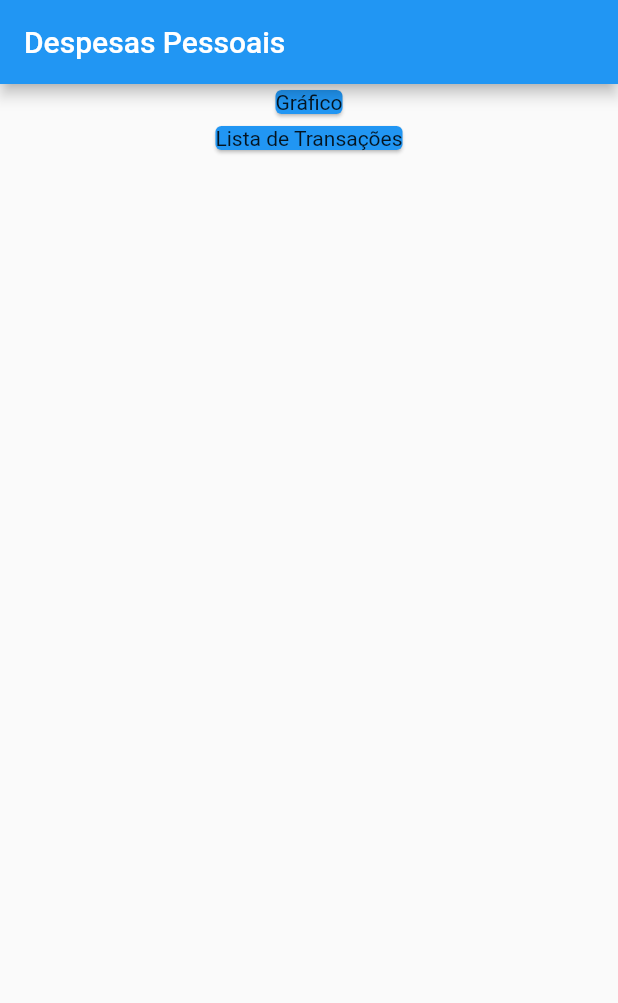
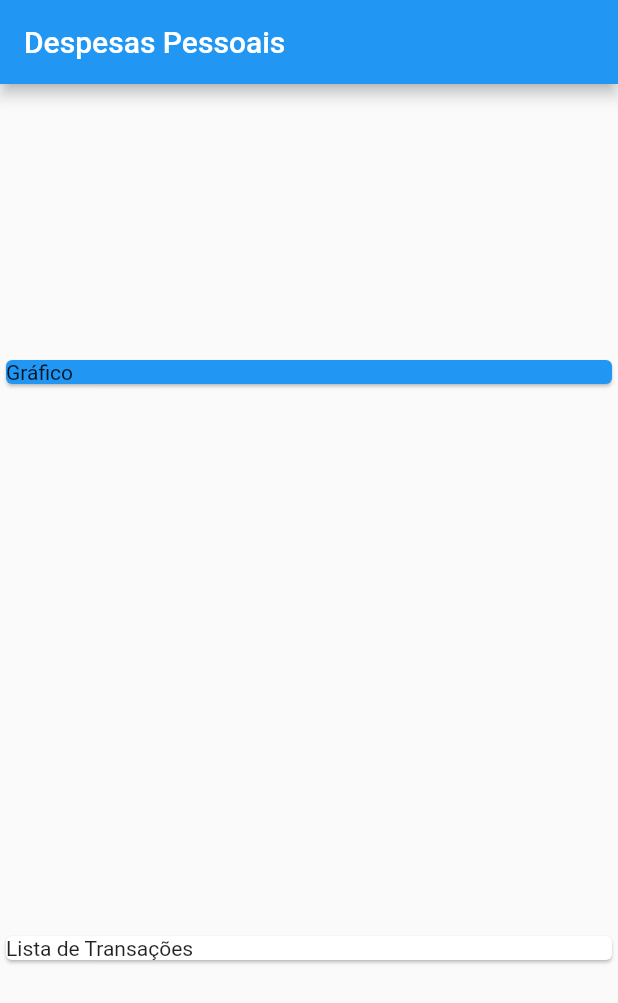
Before and after one commit to Italo-Nogueira/PersonalExpenses-Flutter, a Flutter app: the screen it shows after launch, on a phone screen of 412 x 824 dp. Shown: the top 1003 px of the screen. Run offline on Flutter 3.47's test engine with Material 2 defaults, Android fonts, the phone set to English and light mode, and no system bars.

Commit message:
style(card): add alignment on columns

```diff
--- a/lib/main.dart
+++ b/lib/main.dart
@@ -18,27 +18,24 @@ class MyHomePage extends StatelessWidget {
 
   @override
   Widget build(BuildContext context) {
+
   return Scaffold(
     appBar: AppBar(
       title: const Text('Despesas Pessoais'),
     ),
     body: Column(
-          children: <Widget> [
-            Container(
+      mainAxisAlignment: MainAxisAlignment.spaceAround,
+      crossAxisAlignment: CrossAxisAlignment.stretch,
+      children: const <Widget> [
+        SizedBox(
           width: double.infinity,
-              alignment: Alignment.center,
-              child: const Card(
+          child: Card(
             color: Colors.blue,
             child: Text('Gráfico'),
           ),
         ),
-            Container(
-              width: double.infinity,
-              alignment: Alignment.center,
-              child: const Card(
-                color: Colors.blue,
+          Card(
             child: Text('Lista de Transações'),
-              ),
           ),
         ],
       )
```
Lines whose indentation alone changed are shown as unchanged.
